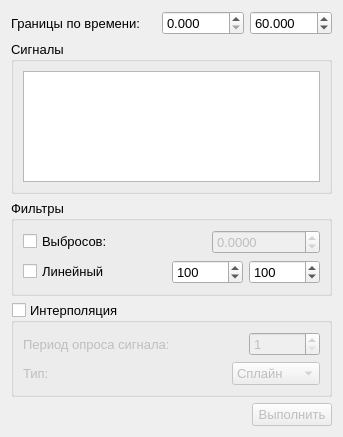
Old version of the form gui/FilterSignalsWindow.ui in the repository Qinterfly/EvalSig.
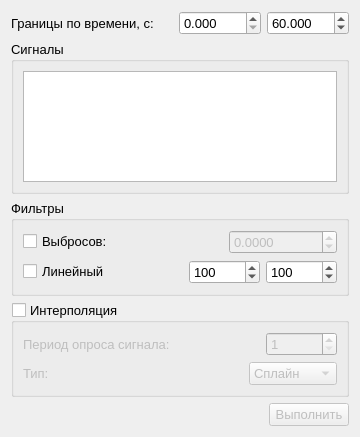
New version of the form.

```diff
--- a/gui/FilterSignalsWindow.ui
+++ b/gui/FilterSignalsWindow.ui
@@ -9,7 +9,7 @@
    <rect>
     <x>0</x>
     <y>0</y>
-    <width>343</width>
+    <width>360</width>
     <height>437</height>
    </rect>
   </property>
@@ -27,7 +27,7 @@
      <item>
       <widget class="QLabel" name="labelTimeBoundaries">
        <property name="text">
-        <string>Границы по времени: </string>
+        <string>Границы по времени, c: </string>
        </property>
       </widget>
      </item>
@@ -281,17 +281,20 @@
         </item>
         <item>
          <widget class="QComboBox" name="comboBoxInterpolationType">
+          <property name="currentIndex">
+           <number>1</number>
+          </property>
           <property name="sizeAdjustPolicy">
            <enum>QComboBox::AdjustToContents</enum>
           </property>
           <item>
            <property name="text">
-            <string>Сплайн</string>
+            <string>Линейная</string>
            </property>
           </item>
           <item>
            <property name="text">
-            <string>Линейная</string>
+            <string>Сплайн</string>
            </property>
           </item>
          </widget>
```
